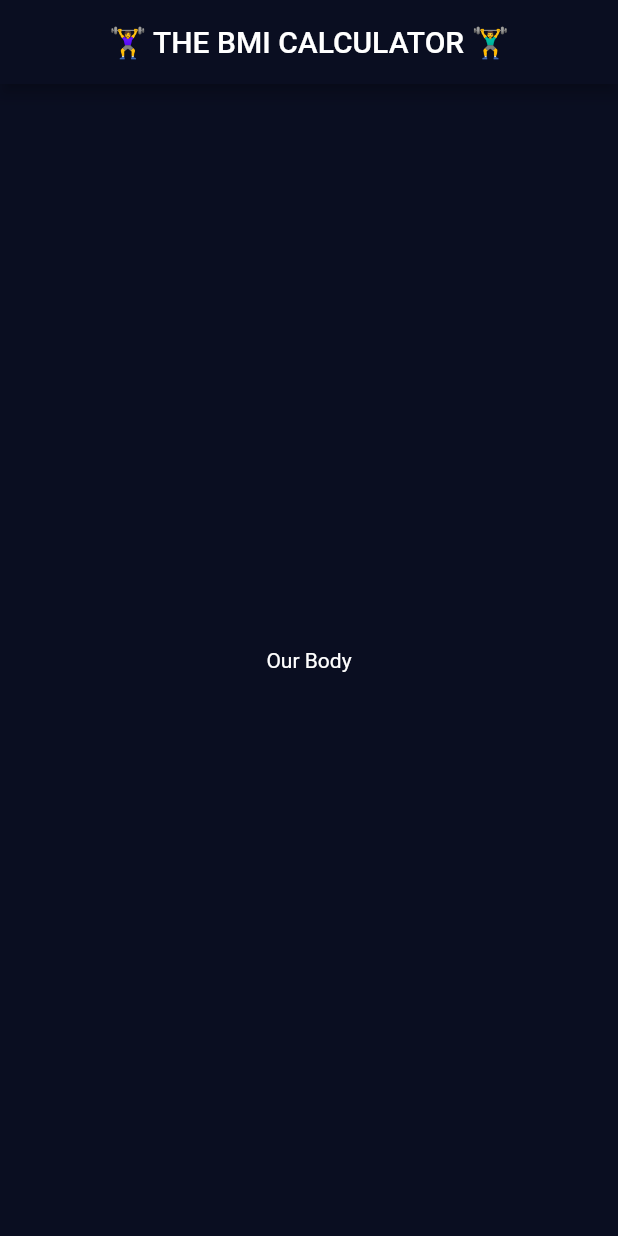
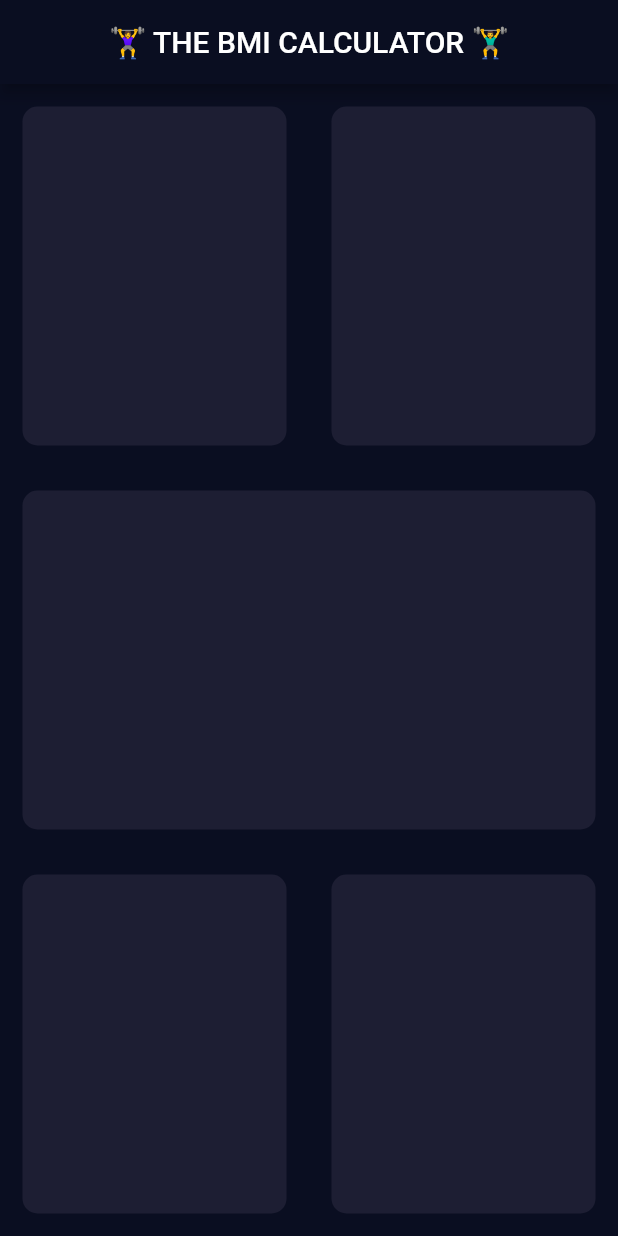
Before and after one commit to Eventyret/flutter-bmi-calc, a Flutter app: the screen it shows after launch, on a phone screen of 412 x 824 dp. Run offline on Flutter 3.47's test engine with Material 2 defaults, Android fonts, the phone set to English and light mode, and no system bars.

Commit message:
Made widgets for the layout and reusable card

```diff
--- /dev/null
+++ b/lib/input_page.dart
@@ -0,0 +1,62 @@
+import 'package:flutter/material.dart';
+
+class InputPage extends StatefulWidget {
+  @override
+  _InputPageState createState() => _InputPageState();
+}
+
+class _InputPageState extends State<InputPage> {
+  @override
+  Widget build(BuildContext context) {
+    return Scaffold(
+        appBar: AppBar(
+          title: Center(
+              child: Text('🏋️‍♀️ The Bmi Calculator 🏋️‍♂️'.toUpperCase())),
+        ),
+        body: Column(
+          children: <Widget>[
+            Expanded(
+                child: Row(
+              children: <Widget>[
+                Expanded(
+                  child: ReuseableCard(color: Color(0xFF1D1E33)),
+                ),
+                Expanded(
+                  child: ReuseableCard(color: Color(0xFF1D1E33)),
+                ),
+              ],
+            )),
+            Expanded(
+              child: ReuseableCard(color: Color(0xFF1D1E33)),
+            ),
+            Expanded(
+                child: Row(
+              children: <Widget>[
+                Expanded(
+                  child: ReuseableCard(color: Color(0xFF1D1E33)),
+                ),
+                Expanded(
+                  child: ReuseableCard(color: Color(0xFF1D1E33)),
+                ),
+              ],
+            )),
+          ],
+        ));
+  }
+}
+
+class ReuseableCard extends StatelessWidget {
+  ReuseableCard({@required this.color});
+  Color color;
+
+  @override
+  Widget build(BuildContext context) {
+    return Container(
+      margin: EdgeInsets.all(15.0),
+      decoration: BoxDecoration(
+        borderRadius: BorderRadius.circular(10.0),
+        color: color,
+      ),
+    );
+  }
+}
--- a/lib/main.dart
+++ b/lib/main.dart
@@ -1,4 +1,6 @@
 import 'package:flutter/material.dart';
+
+import 'input_page.dart';
 
 void main() => runApp(BMICalculator());
 
@@ -14,23 +16,3 @@
     );
   }
 }
-
-class InputPage extends StatefulWidget {
-  @override
-  _InputPageState createState() => _InputPageState();
-}
-
-class _InputPageState extends State<InputPage> {
-  @override
-  Widget build(BuildContext context) {
-    return Scaffold(
-      appBar: AppBar(
-        title: Center(
-            child: Text('🏋️‍♀️ The Bmi Calculator 🏋️‍♂️'.toUpperCase())),
-      ),
-      body: Center(
-        child: Text('Our Body'),
-      ),
-    );
-  }
-}
```
